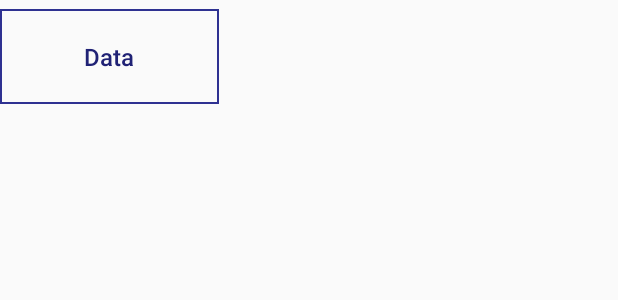
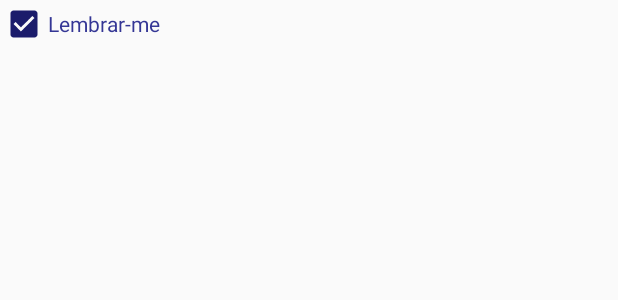
Before and after one commit to LuizJaneiro/GestordeOs, an Android app: the layout os_filter_item.xml on its own in the app's theme, with its tools: preview values and no code run, on a phone screen of 412 x 824 dp. Shown: the top 300 px of the screen. Run offline under Robolectric (Android 15) with nearby library versions, the phone set to English and light mode, and no system bars; Roboto replaces fonts that are not available here.

Commit message:
ActivityOsFilter:  - Changed button osTypes for checkboxes

```diff
--- a/app/src/main/java/valenet/com/br/gestordeos/map/MapsActivity.java
+++ b/app/src/main/java/valenet/com/br/gestordeos/map/MapsActivity.java
@@ -20,6 +20,7 @@ import android.view.MenuInflater;
 import android.view.MenuItem;
 import android.view.View;
 import android.view.ViewGroup;
+import android.widget.LinearLayout;
 import android.widget.RelativeLayout;
 import android.widget.TextView;
 import android.widget.Toast;
@@ -88,6 +89,8 @@ public class MapsActivity extends AppCompatActivity implements Maps.MapsView {
     Toolbar toolbar;
     @BindView(R.id.search_view_container)
     SearchViewLayout searchViewContainer;
+    @BindView(R.id.toolbar_searchable_without_tabs_container)
+    LinearLayout toolbarSearchableWithoutTabsContainer;
 
     private final int CODE_MAP = 1000;
     private final int REQ_CODE_SEARCH = 200;
@@ -132,6 +135,8 @@ public class MapsActivity extends AppCompatActivity implements Maps.MapsView {
             getSupportActionBar().setDisplayShowTitleEnabled(false);
             getSupportActionBar().setDisplayHomeAsUpEnabled(true);
         }
+
+        toolbarSearchableWithoutTabsContainer.setVisibility(View.VISIBLE);
         textViewToolbarTitle.setText(getString(R.string.title_activity_map));
 
         osArrayList = getIntent().getParcelableArrayListExtra(ValenetUtils.KEY_OS_LIST);
--- a/app/src/main/res/layout/os_filter_item.xml
+++ b/app/src/main/res/layout/os_filter_item.xml
@@ -1,5 +1,24 @@
 <?xml version="1.0" encoding="utf-8"?>
-<android.support.v7.widget.AppCompatButton android:id="@+id/btn_filter_item"
-    style="@style/ButtonOsBorderless"
-    android:text="Data"
-    xmlns:android="http://schemas.android.com/apk/res/android" />
+<RelativeLayout xmlns:android="http://schemas.android.com/apk/res/android"
+    xmlns:app="http://schemas.android.com/apk/res-auto"
+    android:layout_width="match_parent"
+    android:layout_height="wrap_content">
+
+    <android.support.v7.widget.AppCompatCheckBox
+        android:id="@+id/check_box_item_filter"
+        android:layout_width="wrap_content"
+        android:layout_height="wrap_content"
+        android:layout_centerVertical="true"
+        android:checked="true"
+        app:buttonTint="#1B1C6B" />
+
+    <TextView
+        android:id="@+id/text_view_item_filter"
+        android:layout_width="wrap_content"
+        android:layout_height="wrap_content"
+        android:layout_centerVertical="true"
+        android:layout_toRightOf="@id/check_box_item_filter"
+        android:text="Lembrar-me"
+        android:textColor="@color/text_color_light" />
+
+</RelativeLayout>
```
Also changed, not shown: app/src/main/AndroidManifest.xml (+6 -1 lines), app/src/main/java/valenet/com/br/gestordeos/os_filter/OsFilterActivity.java (+13 -3 lines), app/src/main/java/valenet/com/br/gestordeos/os_filter/OsTypeAdapter.java (+14 -21 lines).
